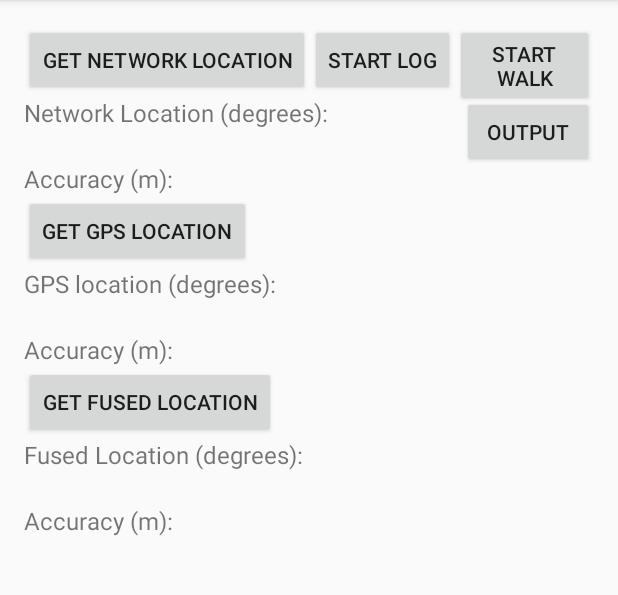
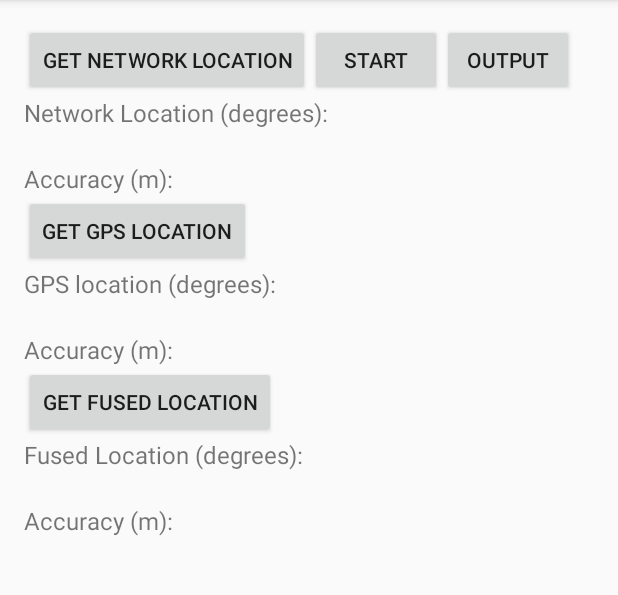
Before and after one commit to anthchung/location-data, an Android app: the screen it shows after launch (MainActivity), on a phone screen of 412 x 824 dp, the part 84-679 px from its top. Run offline under Robolectric (Android 15) with nearby library versions, the light colour scheme and no system bars.

Commit message:
removed some obsolete stuff

```diff
--- a/app/src/main/res/layout/activity_main.xml
+++ b/app/src/main/res/layout/activity_main.xml
@@ -127,33 +127,21 @@
         android:textSize="16dp" />
 
     <Button
-        android:id="@+id/startLog"
-        android:layout_width="wrap_content"
-        android:layout_height="wrap_content"
-        android:layout_alignBaseline="@+id/ButtonNetwork"
-        android:layout_alignBottom="@+id/ButtonNetwork"
-        android:layout_toEndOf="@+id/ButtonNetwork"
-        android:text="Start Log" />
-
-    <TextView
-        android:id="@+id/statusLog"
-        android:layout_width="wrap_content"
-        android:layout_height="wrap_content"
-        android:layout_alignBaseline="@id/startLog"
-        android:layout_toRightOf="@id/startLog" />
-    <Button
         android:id="@+id/walkLog"
         android:layout_width="wrap_content"
         android:layout_height="wrap_content"
-        android:text="Start walk"
-        android:layout_toRightOf="@id/statusLog"/>
+        android:text="Start"
+        android:layout_toRightOf="@id/ButtonNetwork"/>
     <Button
         android:id="@+id/outputLog"
         android:layout_width="wrap_content"
         android:layout_height="wrap_content"
         android:text="output"
-        android:layout_alignTop="@+id/networkLocation"
-        android:layout_alignParentEnd="true" />
-
+        android:layout_toRightOf="@id/walkLog" />
+    <TextView
+        android:id="@+id/statusLog"
+        android:layout_width="wrap_content"
+        android:layout_height="wrap_content"
+        android:layout_below="@id/acc3" />
 
 </RelativeLayout>
--- a/build.gradle
+++ b/build.gradle
@@ -5,7 +5,7 @@ buildscript {
         jcenter()
     }
     dependencies {
-        classpath 'com.android.tools.build:gradle:2.3.1'
+        classpath 'com.android.tools.build:gradle:2.3.2'
 
         // NOTE: Do not place your application dependencies here; they belong
         // in the individual module build.gradle files
```
Also changed, not shown: app/src/main/java/com/example/anthony/demo/MainActivity.java (+14 -57 lines).
